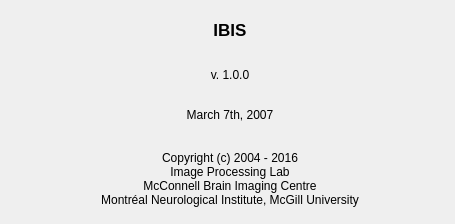
Old version of the form IbisLib/gui/aboutbicigns.ui in the repository IbisNeuronav/Ibis.
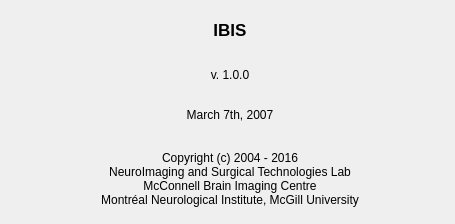
New version of the form.

The edit to the form file:
```diff
--- a/IbisLib/gui/aboutbicigns.ui
+++ b/IbisLib/gui/aboutbicigns.ui
@@ -100,7 +100,7 @@
    </property>
    <property name="text">
     <string>Copyright (c) 2004 - 2016
-Image Processing Lab
+NeuroImaging and Surgical Technologies Lab
 McConnell Brain Imaging Centre
 Montréal Neurological Institute, McGill University</string>
    </property>
```
